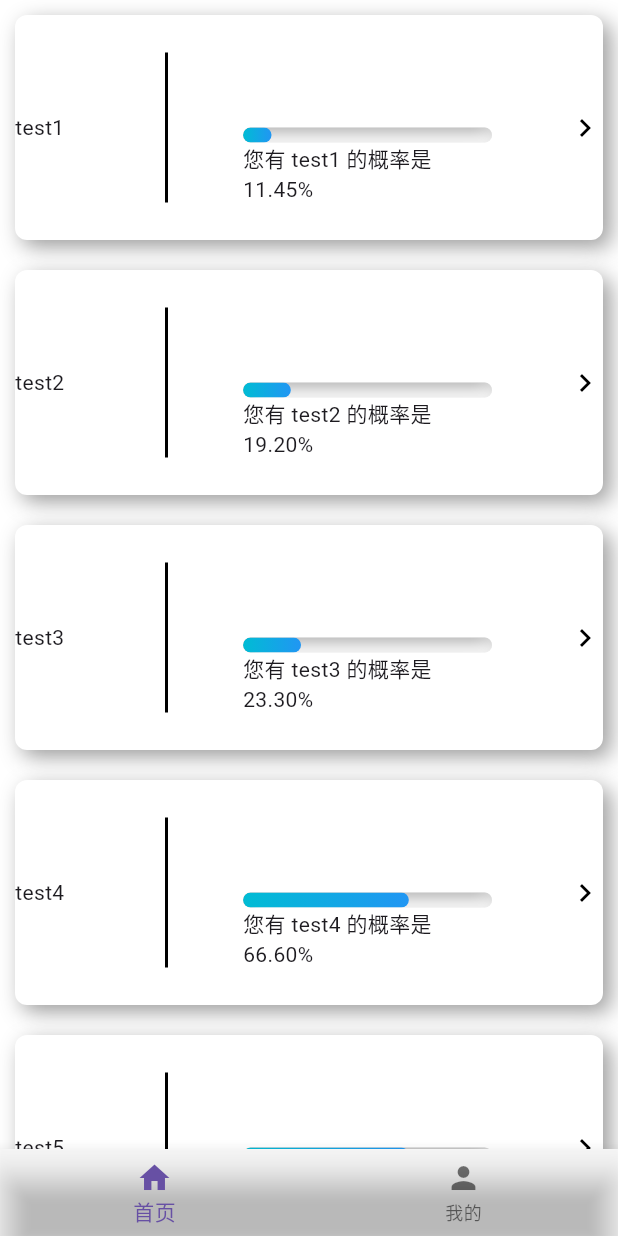
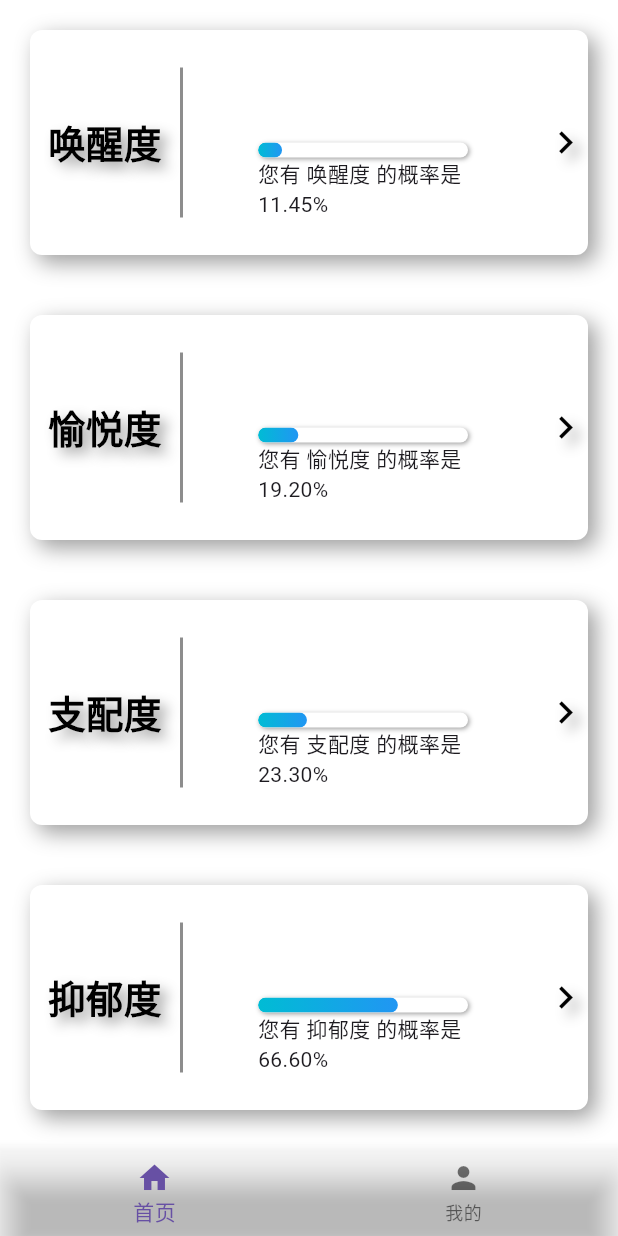
Before and after one commit to 1wpc/NH_client, a Flutter app: the screen it shows after launch, on a phone screen of 412 x 824 dp. Run offline on Flutter 3.47's test engine with Material 3 defaults, Android fonts, the light colour scheme and no system bars; drawn by our look-alikes of flutter_neumorphic; our stand-ins replace fl_chart, get.

Commit message:
美化UI

```diff
--- a/lib/home_page.dart
+++ b/lib/home_page.dart
@@ -46,7 +46,7 @@ class _HomePageState extends State<HomePage> {
   Widget itemCard(String name, double percent) {
     String percentH = (percent * 100).toStringAsFixed(2);
     return Neumorphic(
-      margin: const EdgeInsets.all(10),
+      margin: const EdgeInsets.all(20),
       child: SizedBox(
           height: 150,
           width: 250,
@@ -54,13 +54,23 @@ class _HomePageState extends State<HomePage> {
             children: [
               SizedBox(
                 width: 100,
-                child: Text(name),
+                child: NeumorphicText(
+                  name,
+                  style: const NeumorphicStyle(
+                    depth: 10,
+                    color: Colors.black,
+                  ),
+                  textStyle: NeumorphicTextStyle(
+                    fontSize: 25,
+                    fontWeight: FontWeight.bold,
+                  ),
+                ),
               ),
               const SizedBox(
                 width: 2,
                 height: 100,
                 child: DecoratedBox(
-                  decoration: BoxDecoration(color: Colors.black),
+                  decoration: BoxDecoration(color: Color.fromARGB(114, 0, 0, 0)),
                 ),
               ),
               const SizedBox(
@@ -78,7 +88,11 @@ class _HomePageState extends State<HomePage> {
                         child: NeumorphicProgress(
                           height: 20,
                           percent: percent,
-                        )),
+                          style: const ProgressStyle(
+                            depth: 2,
+                          ),
+                        )
+                      ),
                     Text("您有 $name 的概率是 $percentH%")
                   ],
                 ),
@@ -86,7 +100,14 @@ class _HomePageState extends State<HomePage> {
               const SizedBox(
                 width: 50,
               ),
-              const Icon(Icons.chevron_right)
+              NeumorphicIcon(
+                Icons.chevron_right,
+                size: 30,
+                style: const NeumorphicStyle(
+                  depth: 10,
+                  color: Colors.black,
+                ),
+              )
             ],
           )),
     );
@@ -108,10 +129,10 @@ class _HomePageState extends State<HomePage> {
         return Scaffold(
             body: ListView(
           children: [
-            itemCard("test1", 0.114514),
-            itemCard("test2", 0.1919810),
-            itemCard("test3", 0.233),
-            itemCard("test4", 0.666),
+            itemCard("唤醒度", 0.114514),
+            itemCard("愉悦度", 0.1919810),
+            itemCard("支配度", 0.233),
+            itemCard("抑郁度", 0.666),
             itemCard("test5", 0.666),
           ],
         ));
```
Also changed, not shown: pubspec.lock.
